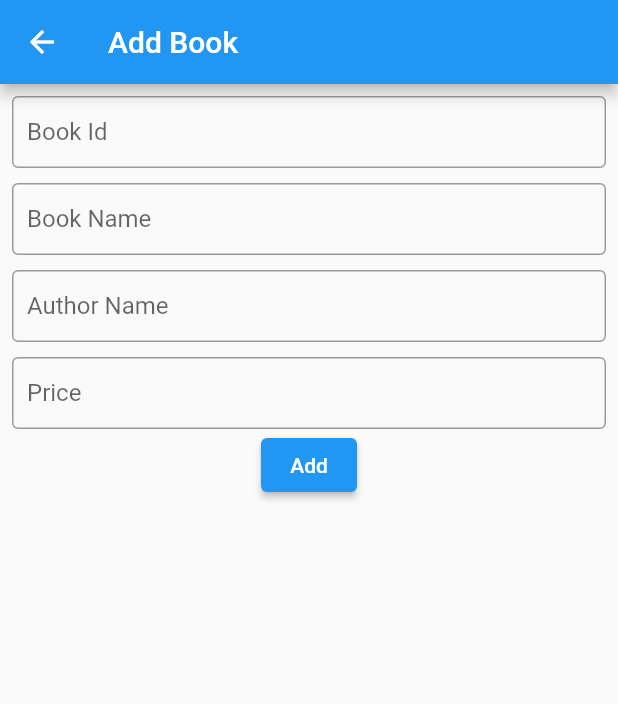
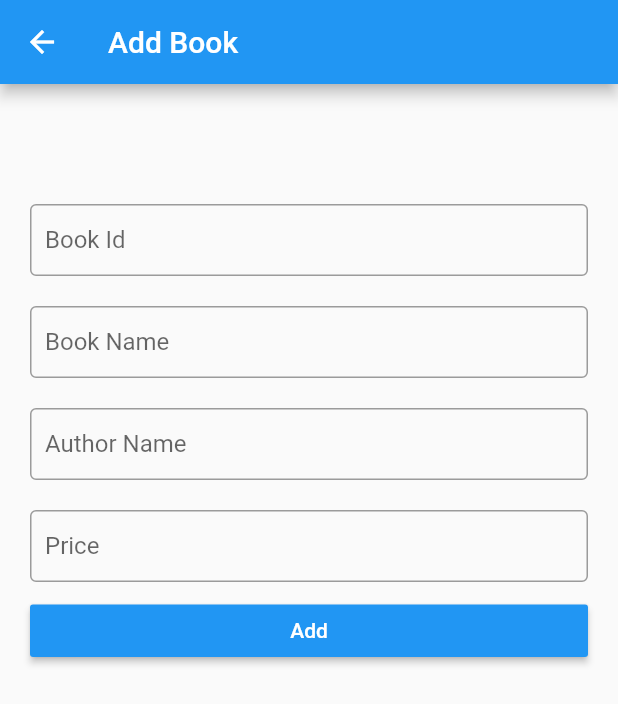
Before and after one commit to rajupraaa1234/bookhistory, a Flutter app: the InsertBookScreen screen opened directly, on a phone screen of 412 x 824 dp. Shown: the top 704 px of the screen. Run offline on Flutter 3.47's test engine with Material 2 defaults, Android fonts, the phone set to English and light mode, and no system bars; our stand-ins replace sqflite; accounts and stored records are empty.

Commit message:
change Insert and update UI

```diff
--- a/lib/book/InsertBookScreen.dart
+++ b/lib/book/InsertBookScreen.dart
@@ -40,49 +40,54 @@ class _InsertBookScreenState extends State<InsertBookScreen> {
       appBar: AppBar(
         title: Text(appBarText)
       ),
-      body: Padding(
-        padding: const EdgeInsets.all(8.0),
-        child: Form(
-          child: Column(
-            children: [
-              Padding(
-                padding: const EdgeInsets.fromLTRB(0.0, 0.0, 0.0, 10.0),
-                child: TextFormField(
+        body : Padding(
+            padding: EdgeInsets.all(10),
+            child: ListView(
+              children: <Widget>[
+                Container(
+                  margin: EdgeInsets.only(left: 0, top:60, right: 0, bottom:0),
+                  padding: EdgeInsets.all(10),
+                  child: TextField(
                     controller: idController,
                       decoration: _decorate("Enter book id", "Book Id")
                   ),
                 ),
-              Padding(
-                padding: const EdgeInsets.fromLTRB(0.0, 0.0, 0.0, 10.0),
-                child: TextFormField(
+                Container(
+                  padding: EdgeInsets.all(10),
+                  child: TextField(
                       controller: nameController,
                       decoration: _decorate("Enter book name", "Book Name")
                   ),
                 ),
-              Padding(
-                padding: const EdgeInsets.fromLTRB(0.0, 0.0, 0.0, 10.0),
-                child: TextFormField(
+                Container(
+                  padding: EdgeInsets.all(10),
+                  child: TextField(
                       controller: authorController,
                       decoration: _decorate("Enter Author Name", "Author Name")
+                    // ),
                   ),
                 ),
-              TextFormField(
+                Container(
+                  padding: EdgeInsets.fromLTRB(10, 10, 10, 0),
+                  child: TextField(
                       controller: priceController,
                       decoration: _decorate("Enter book price", "Price")
                   ),
-              ElevatedButton(
+                ),
+                Container(
+                    height: 50,
+                    padding: EdgeInsets.fromLTRB(10, 15, 10, 0),
+                    child: RaisedButton(
+                      textColor: Colors.white,
+                      color: Colors.blue,
+                      child: Text(buttonName),
                       onPressed: () {
                         _insertOrUpdateBook();
                       },
-                child: Text(buttonName),
-              )
+                    )),
               ],
-          )
-        ),
-      ),
-    );
+            )));
       }
-
   InputDecoration _decorate(String hintText, String labelText) {
     return InputDecoration(
       hintText: hintText,
```
Lines whose indentation alone changed are shown as unchanged.
